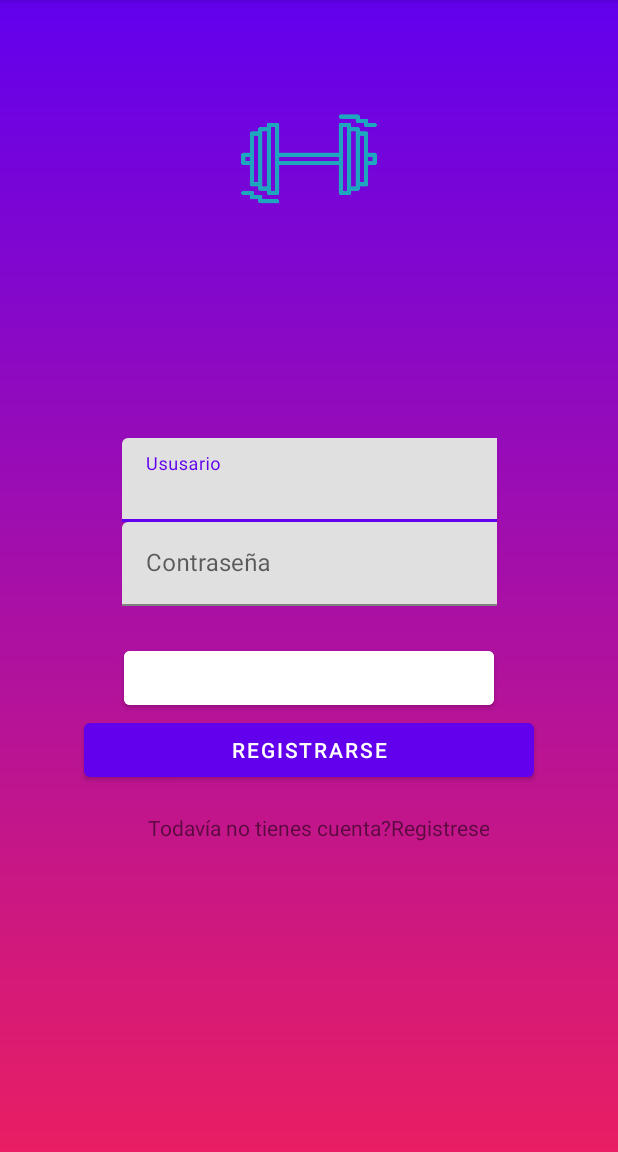
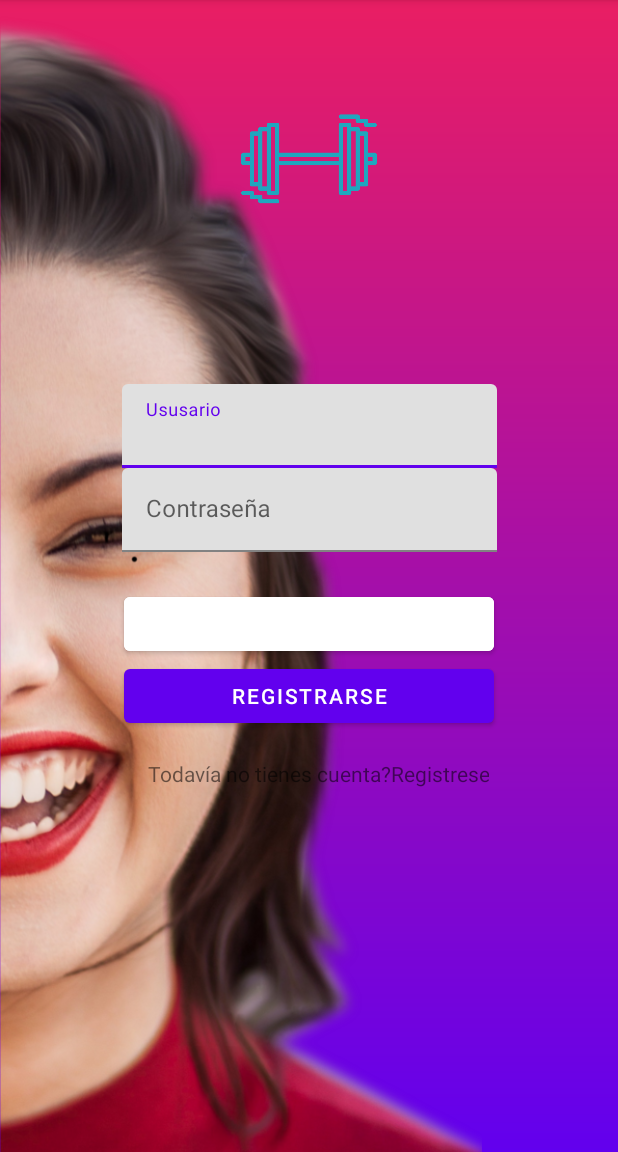
Before and after one commit to Enriquegpb/first_original, an Android app: the screen it shows after launch (MainLogin), on a phone screen of 412 x 824 dp, the part 84-1236 px from its top. Run offline under Robolectric (Android 15) with nearby library versions, the phone set to English and light mode, and no system bars; pictures from the network do not load.

Commit message:
Mejora implementacion metodos del Glide+mejoras generales de la app y +animaciones_0

```diff
--- a/app/src/main/java/com/enrique/firstoriginal/MainLogin.java
+++ b/app/src/main/java/com/enrique/firstoriginal/MainLogin.java
@@ -3,6 +3,8 @@ package com.enrique.firstoriginal;
 import android.content.Intent;
 import android.os.Bundle;
 import android.view.View;
+import android.view.animation.Animation;
+import android.view.animation.AnimationUtils;
 import android.widget.ImageView;
 
 import androidx.appcompat.app.AppCompatActivity;
@@ -16,7 +18,11 @@ public class MainLogin extends AppCompatActivity {
     protected void onCreate(Bundle savedInstanceState) {
         super.onCreate(savedInstanceState);
         setContentView(R.layout.activity_login);
-        ImageView mGirl = findViewById(R.id.imgbackground);
+        ImageView fan2 = (ImageView) findViewById(R.id.logo);
+        Animation myanim2= AnimationUtils.loadAnimation(this, R.anim.fadein_login);
+        fan2.startAnimation(myanim2);
+
+        ImageView mGirl = findViewById(R.id.girl);
 
         Glide.with(this)
               //.load("https://images.unsplash.com/photo-1565214975484-3cfa9e56f914?ixlib=rb-1.2.1&ixid=eyJhcHBfaWQiOjEyMDd9&auto=format&fit=crop&w=1482&q=80")
--- a/app/src/main/java/com/enrique/firstoriginal/Splash.java
+++ b/app/src/main/java/com/enrique/firstoriginal/Splash.java
@@ -6,6 +6,8 @@ import android.content.Intent;
 import android.os.Bundle;
 import android.os.Handler;
 import android.os.Looper;
+import android.view.animation.Animation;
+import android.view.animation.AnimationUtils;
 import android.widget.ImageView;
 
 import com.bumptech.glide.Glide;
@@ -21,33 +23,31 @@ public class Splash extends AppCompatActivity {
 
 
         //implements and starts animation
-        ImageView thunder = findViewById(R.id.imgbackground);
-        //Animation myanim = AnimationUtils.loadAnimation(this, R.anim.fadein);
-        //thunder.startAnimation(myanim);
+        ImageView fan = findViewById(R.id.logo);
+        Animation myanim = AnimationUtils.loadAnimation(this, R.anim.fadein);
+        fan.startAnimation(myanim);
+
 
         //    Glide for loading girls
-        ImageView mSea = findViewById(R.id.imgbackground);
+        ImageView mSea = findViewById(R.id.girl);
 
         Glide.with(this)
                 //.load("https://images.unsplash.com/photo-1565214975484-3cfa9e56f914?ixlib=rb-1.2.1&ixid=eyJhcHBfaWQiOjEyMDd9&auto=format&fit=crop&w=1482&q=80")
-                .load(R.drawable.girl)
+                .load(R.drawable.mancuerna)
                 .transition(DrawableTransitionOptions.withCrossFade(10))
                 .centerCrop()
 //                .placeholder(new ColorDrawable(this.getResources().getColor(R.color.fucsia_200)))
 //                .circleCrop()
                 .into(mSea);
     }
-
-    private void openApp(boolean locationPermission) {
-
+    private void openApp(boolean locationPermission){
+        //Handler: hace q1ue se retrase una accion
         new Handler(Looper.getMainLooper()).postDelayed(new Runnable() {
             @Override
-            public void run() {
-                Intent intent = new Intent(Splash
-                        .this, MainLogin.class);
+            public void run(){
+                Intent intent = new Intent(Splash.this, MainLogin.class);
                 startActivity(intent);
             }
-        }, 3000);
-
+        }, 2000);
     }
 }
--- /dev/null
+++ b/app/src/main/res/anim/fadein.xml
@@ -0,0 +1,17 @@
+<?xml version="1.0" encoding="utf-8"?>
+<set xmlns:android="http://schemas.android.com/apk/res/android"
+    android:interpolator="@android:anim/bounce_interpolator">
+
+    <alpha
+        android:duration="1000"
+        android:fromAlpha="0.0"
+        android:toAlpha="1.0" />
+
+    <rotate
+        android:fromDegrees="0"
+        android:duration="3000"
+        android:toDegrees="360"
+        android:pivotX="50%"
+        android:pivotY="50%"
+        />
+</set>
--- /dev/null
+++ b/app/src/main/res/anim/fadein_login.xml
@@ -0,0 +1,4 @@
+<?xml version="1.0" encoding="utf-8"?>
+<set xmlns:android="http://schemas.android.com/apk/res/android">
+
+</set>
--- a/app/src/main/res/drawable/gradient.xml
+++ b/app/src/main/res/drawable/gradient.xml
@@ -4,6 +4,6 @@
     <gradient
         android:startColor="@color/fucsia"
         android:endColor="@color/purple_500"
-        android:angle="90">
+        android:angle="-90">
     </gradient>
 </shape>
--- a/app/src/main/res/layout/activity_login.xml
+++ b/app/src/main/res/layout/activity_login.xml
@@ -62,9 +62,8 @@
             android:layout_height="wrap_content">
 
             <EditText
-                android:layout_width="310dp"
+                android:layout_width="match_parent"
                 android:layout_height="wrap_content"
-                android:layout_marginTop="36dp"
                 android:ems="10"
                 android:hint="Ususario"
                 android:inputType="textPersonName"
@@ -84,7 +83,7 @@
             app:layout_constraintTop_toTopOf="parent">
 
             <EditText
-                android:layout_width="310dp"
+                android:layout_width="match_parent"
                 android:layout_height="wrap_content"
                 android:ems="10"
                 android:hint="Contraseña"
@@ -107,7 +106,7 @@
 
     <Button
         android:id="@+id/registrarse"
-        android:layout_width="300dp"
+        android:layout_width="0dp"
         android:layout_height="wrap_content"
         android:onClick="openSignup"
         android:text="Registrarse"
--- a/app/src/main/res/layout/activity_splash.xml
+++ b/app/src/main/res/layout/activity_splash.xml
@@ -7,14 +7,14 @@
     android:background="@drawable/gradient"
     tools:context=".Splash">
     <ImageView
-        android:id="@+id/imgbackground"
+        android:id="@+id/girl"
         android:layout_width="match_parent"
         android:layout_height="match_parent"
         app:layout_constraintStart_toStartOf="parent"
         app:layout_constraintTop_toTopOf="parent"
         />
     <ImageView
-        android:id="@+id/logosplash"
+        android:id="@+id/logo"
         android:layout_width="100dp"
         android:layout_height="100dp"
         android:layout_marginTop="100dp"
@@ -35,9 +35,9 @@
         android:text="FiRST"
         android:textColor="@android:color/white"
         android:textSize="50sp"
-        app:layout_constraintEnd_toEndOf="@id/logosplash"
-        app:layout_constraintStart_toStartOf="@id/logosplash"
-        app:layout_constraintTop_toBottomOf="@+id/logosplash">
+        app:layout_constraintEnd_toEndOf="@id/logo"
+        app:layout_constraintStart_toStartOf="@id/logo"
+        app:layout_constraintTop_toBottomOf="@+id/logo">
 
     </TextView>
 </androidx.constraintlayout.widget.ConstraintLayout>
```
